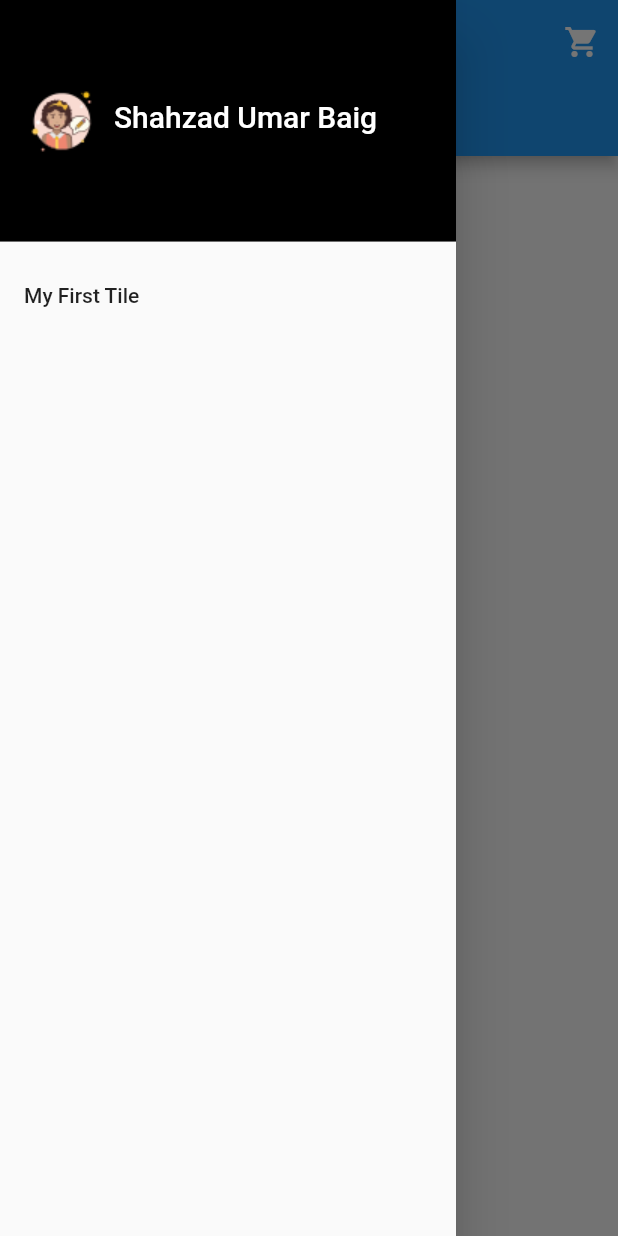
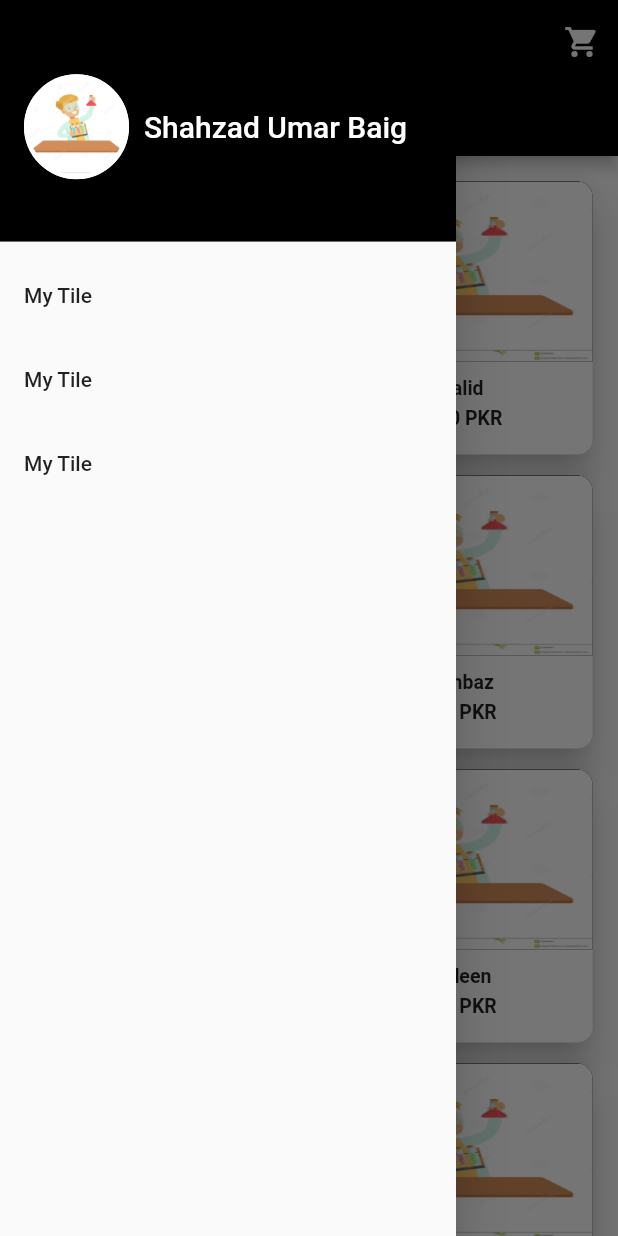
Before and after one commit to ShahzadUmarBaig/ECommerceMobApp, a Flutter app: the screen it shows after launch, with the side drawer open, on a phone screen of 412 x 824 dp. Run offline on Flutter 3.47's test engine with Material 2 defaults, Android fonts, the phone set to English and light mode, and no system bars.

Commit message:
daily commit

```diff
--- a/lib/drawer.dart
+++ b/lib/drawer.dart
@@ -11,39 +11,59 @@ class MyDrawer extends StatelessWidget {
       child: ListView(
         children: <Widget>[
           DrawerHeader(
-            child: Container(
-              width: double.infinity,
-              child: Stack(
-                children: <Widget>[
-                  Positioned(
-                    top: 40,
-                    child: Image(
-                      width: 50,
-                      height: 50,
-                      image: AssetImage('assets/myPick.png'),
+            child: Row(
+              children: <Widget>[
+                InkWell(
+                  onTap: () {},
+                  child: Container(
+                    width: 70,
+                    height: 70,
+                    decoration: new BoxDecoration(
+                      shape: BoxShape.circle,
+                      border: Border.all(
+                        style: BorderStyle.solid,
+                        width: 3,
+                        color: Colors.white,
+                      ),
+                      image: new DecorationImage(
+                        fit: BoxFit.fill,
+                        image: AssetImage('assets/cover.jpg'),
+                      ),
                     ),
                   ),
-                  Positioned(
-                    top: 50,
-                    left: 60,
-                    child: Text(
-                      name,
-                      style: TextStyle(color: Colors.white, fontSize: 20),
-                    ),
-                  )
-                ],
-              ),
+                ),
+                SizedBox(
+                  width: 10,
+                ),
+                Text(
+                  "Shahzad Umar Baig",
+                  style: TextStyle(
+                    fontSize: 20,
+                    color: Colors.white,
+                  ),
+                )
+              ],
             ),
-            decoration: BoxDecoration(
-              color: Colors.black,
-            ),
+            decoration: BoxDecoration(color: Colors.black),
           ),
           ListTile(
-            title: Text("My First Tile"),
+            title: Text('My Tile'),
             onTap: () {
               Navigator.pop(context);
             },
-          )
+          ),
+          ListTile(
+            title: Text('My Tile'),
+            onTap: () {
+              Navigator.pop(context);
+            },
+          ),
+          ListTile(
+            title: Text('My Tile'),
+            onTap: () {
+              Navigator.pop(context);
+            },
+          ),
         ],
       ),
     );
--- a/lib/item.dart
+++ b/lib/item.dart
@@ -2,13 +2,14 @@ import 'package:flutter/material.dart';
 import 'package:flutter/rendering.dart';
 
 class Item extends StatelessWidget {
-  Item({Key key}) : super(key: key);
+  Item(this.name, this.price);
 
-  final name = '';
+  final name;
+  final double price;
 
   @override
   Widget build(BuildContext context) {
-    Size screenSize = MediaQuery.of(context).size;
+    //Size screenSize = MediaQuery.of(context).size;
 
     return Container(
       margin: EdgeInsets.all(3),
@@ -17,7 +18,24 @@ class Item extends StatelessWidget {
         elevation: 10,
         child: InkWell(
           borderRadius: BorderRadius.circular(10),
-          onTap: () {},
+          onTap: () {
+            showDialog(
+              barrierDismissible: false,
+              context: context,
+              child: AlertDialog(
+                title: Column(
+                  children: <Widget>[
+                    Text(name),
+                    FlatButton(
+                        onPressed: () {
+                          Navigator.pop(context);
+                        },
+                        child: Text("data"))
+                  ],
+                ),
+              ),
+            );
+          },
           child: Column(children: <Widget>[
             Container(
               decoration: BoxDecoration(
@@ -35,7 +53,7 @@ class Item extends StatelessWidget {
             Padding(
               padding: const EdgeInsets.only(top: 10),
               child: Text(
-                "Puma Shoes",
+                name,
                 style: TextStyle(
                   fontSize: 13,
                   fontWeight: FontWeight.bold,
@@ -45,7 +63,7 @@ class Item extends StatelessWidget {
             Padding(
               padding: const EdgeInsets.only(top: 5),
               child: Text(
-                "3000 Rupees",
+                price.toString() + ' PKR',
                 style: TextStyle(
                   fontSize: 13,
                   fontWeight: FontWeight.bold,
--- a/lib/main.dart
+++ b/lib/main.dart
@@ -1,11 +1,10 @@
 import 'package:flutter/material.dart';
+import 'package:pointofsale/cart.dart';
 import 'package:pointofsale/drawer.dart';
-import 'package:pointofsale/item.dart';
-
 import 'package:pointofsale/scrollview.dart';
 
 void main() => runApp(MaterialApp(
-      theme: ThemeData(primaryColor: Colors.blue),
+      theme: ThemeData(primaryColor: Colors.black),
       debugShowCheckedModeBanner: false,
       title: 'myPage',
       home: MainScreen(),
@@ -30,7 +29,10 @@ class MainScreenState extends State<MainScreen> {
         actions: <Widget>[
           IconButton(
             icon: Icon(Icons.shopping_cart),
-            onPressed: () {},
+            onPressed: () {
+              Navigator.of(context).push(
+                  MaterialPageRoute(builder: (BuildContext context) => Cart()));
+            },
           )
         ],
         bottom: PreferredSize(
@@ -40,21 +42,17 @@ class MainScreenState extends State<MainScreen> {
             child: Container(
                 height: 48.0,
                 alignment: Alignment.center,
-                child: Padding(
-                  padding: EdgeInsets.all(10),
                 child: TextField(
                   style: TextStyle(color: Colors.white),
                   decoration: InputDecoration(
-                        contentPadding: EdgeInsets.symmetric(
-                          vertical: 9.5,
-                        ),
+                    contentPadding: EdgeInsets.only(top: 12),
                     hintText: "Input Search",
                     hintStyle: TextStyle(color: Colors.white),
                     prefixIcon: Icon(
                       Icons.search,
                       color: Colors.white,
                     ),
-                        border: InputBorder.none),
+                    border: InputBorder.none,
                   ),
                 )),
           ),
--- a/lib/scrollview.dart
+++ b/lib/scrollview.dart
@@ -9,20 +9,29 @@ class MyScrollView extends StatefulWidget {
 }
 
 class _MyScrollViewState extends State<MyScrollView> {
+  List<Item> myitems = [
+    new Item('Shahzad', 100),
+    new Item('Khalid', 200),
+    new Item('Asim', 155),
+    new Item('Shahbaz', 50),
+    new Item('Sajid', 99),
+    new Item('Fardeen', 12),
+    new Item('Kashif', 44),
+    new Item('Farhan', 26),
+    new Item('Raju', 95),
+    new Item('Sohail', 93),
+  ];
+
   @override
   Widget build(BuildContext context) {
-    return GridView.count(
-      mainAxisSpacing: 10,
+    return GridView.builder(
       padding: EdgeInsets.all(10),
-      // Create a grid with 2 columns. If you change the scrollDirection to
-      // horizontal, this produces 2 rows.
-      crossAxisCount: 2,
-      // Generate 100 widgets that display their index in the List.
-      children: List.generate(1, (index) {
-        return GridTile(
-          child: Item(),
-        );
-      }),
+      gridDelegate:
+          SliverGridDelegateWithFixedCrossAxisCount(crossAxisCount: 2),
+      itemCount: myitems.length,
+      itemBuilder: (BuildContext context, int index) {
+        return myitems[index];
+      },
     );
   }
 }
```
Also changed, not shown: lib/cart.dart (added, +36 -0 lines). Lines whose indentation alone changed are shown as unchanged.
